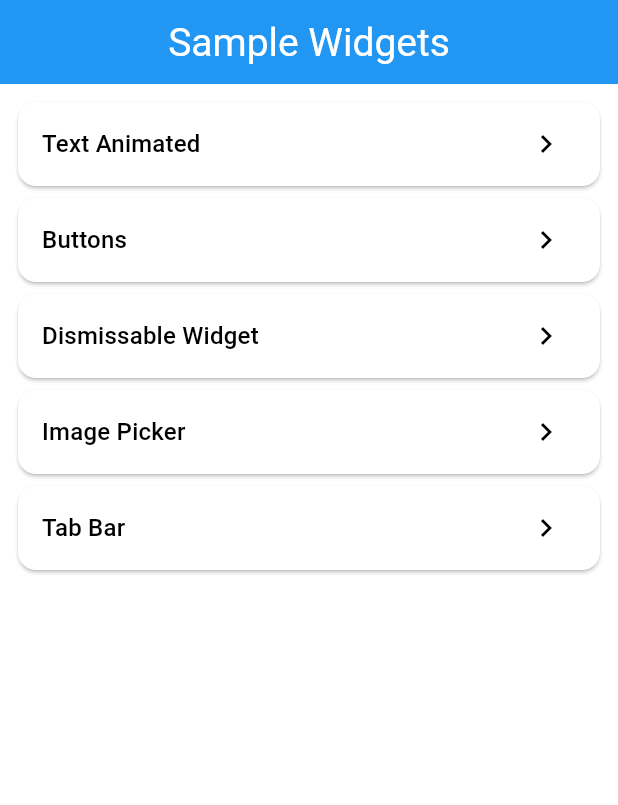
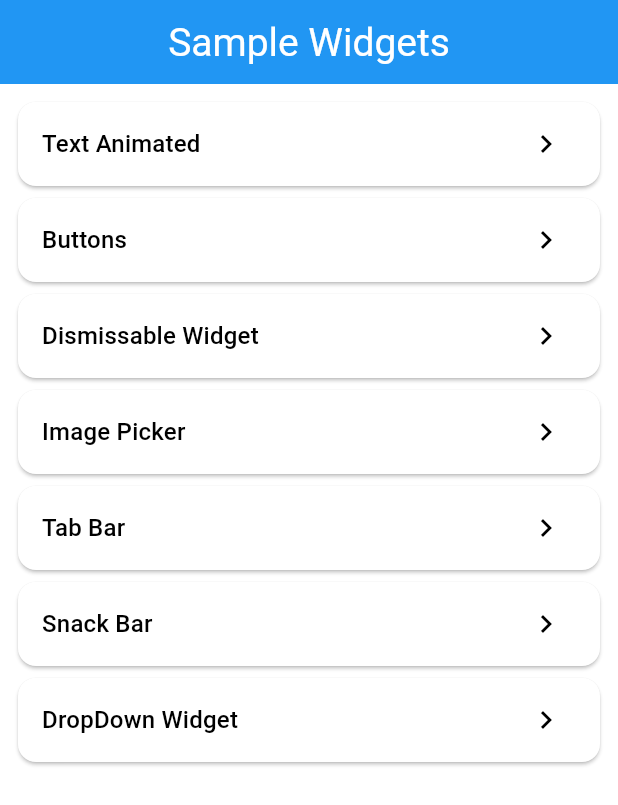
Before and after one commit to Akash006/flutter_portfolio, a Flutter app: the screen it shows after launch, on a phone screen of 412 x 824 dp. Shown: the top 805 px of the screen. Run offline on Flutter 3.47's test engine with Material 3 defaults, Android fonts, the phone set to English and light mode, and no system bars; our stand-ins replace animated_text_kit, go_router, image_picker; Roboto replaces fonts that are missing (Raleway).

Commit message:
Adding SnackBar and Dropdown Menu

```diff
--- a/lib/Routes/appRouteConfig.dart
+++ b/lib/Routes/appRouteConfig.dart
@@ -7,6 +7,8 @@ import 'package:flutter_portfolio/widgets/buttons.dart';
 import 'package:flutter_portfolio/widgets/dismissable.dart';
 import 'package:flutter_portfolio/widgets/imagePicker.dart';
 import 'package:flutter_portfolio/widgets/tabBar.dart';
+import 'package:flutter_portfolio/widgets/snackBar.dart';
+import 'package:flutter_portfolio/widgets/dropdown.dart';
 
 class MyAppRouter {
   GoRouter router = GoRouter(
@@ -41,6 +43,16 @@ class MyAppRouter {
         path: '/tabBarWidget',
         builder: (context, state) => const TabBarWidget(),
       ),
+      GoRoute(
+        name: MyAppRouteConstants.snackBarWidgetRouteName,
+        path: '/snackBarWidget',
+        builder: (context, state) => const MySnackBarWidget(),
+      ),
+      GoRoute(
+        name: MyAppRouteConstants.dropDownWidgetRouteName,
+        path: '/dropDownWidget',
+        builder: (context, state) => const DropdownMenuExample(),
+      ),
     ],
   );
 }
--- a/lib/Routes/appRouteConstants.dart
+++ b/lib/Routes/appRouteConstants.dart
@@ -5,4 +5,6 @@ class MyAppRouteConstants {
   static const String dismissableWidgetRouteName = 'dismissableWidget';
   static const String imagePickerWidgetRouteName = 'imagePickerWidget';
   static const String tabBarWidgetRouteName = 'tabBarWidget';
+  static const String snackBarWidgetRouteName = 'snackBarWidget';
+  static const String dropDownWidgetRouteName = 'dropDownWidget';
 }
--- a/lib/myThemeData.dart
+++ b/lib/myThemeData.dart
@@ -19,11 +19,11 @@ class MyThemeData {
         ),
         titleTextStyle: TextStyle(
           fontSize: 26,
-      )
-    ),
+        )),
 
     primarySwatch: Colors.blue, // Main color theme
-    visualDensity: VisualDensity.adaptivePlatformDensity, // Adjusts padding for different platforms
+    visualDensity: VisualDensity
+        .adaptivePlatformDensity, // Adjusts padding for different platforms
     fontFamily: 'Raleway', // Custom font family
 
     // Use ColorScheme to handle accent/secondary color instead of deprecated accentColor
@@ -34,25 +34,66 @@ class MyThemeData {
     textButtonTheme: TextButtonThemeData(
       style: TextButton.styleFrom(
         backgroundColor: Colors.blue, // Button background color
-        foregroundColor: Colors.white, // Button text color (use foregroundColor instead of primary)
+        foregroundColor: Colors
+            .white, // Button text color (use foregroundColor instead of primary)
       ),
     ),
 
     textTheme: const TextTheme(
-      displayLarge: TextStyle(fontSize: 28, color: Colors.black, fontWeight: FontWeight.w900), // Replaces headline1
-      displayMedium: TextStyle(fontSize: 24, color: Colors.black, fontWeight: FontWeight.w900), // Replaces headline2
-      displaySmall: TextStyle(fontSize: 20, color: Colors.black, fontWeight: FontWeight.w900), // Replaces headline3
-      headlineMedium: TextStyle(fontSize: 18, color: Colors.black, fontWeight: FontWeight.w700), // Replaces headline4
-      headlineSmall: TextStyle(fontSize: 16, color: Colors.black, fontWeight: FontWeight.w700), // Replaces headline5
-      titleLarge: TextStyle(fontSize: 14, color: Colors.black), // Replaces headline6
-      titleMedium: TextStyle(fontSize: 16, color: Colors.black), // Replaces subtitle1
-      titleSmall: TextStyle(fontSize: 16, color: Colors.black), // Replaces subtitle2
-      bodyLarge: TextStyle(fontSize: 16, color: Colors.black), // Replaces bodyText1
-      bodyMedium: TextStyle(fontSize: 14, color: Colors.black), // Replaces bodyText2
+      displayLarge: TextStyle(
+          fontSize: 28,
+          color: Colors.black,
+          fontWeight: FontWeight.w900), // Replaces headline1
+      displayMedium: TextStyle(
+          fontSize: 24,
+          color: Colors.black,
+          fontWeight: FontWeight.w900), // Replaces headline2
+      displaySmall: TextStyle(
+          fontSize: 20,
+          color: Colors.black,
+          fontWeight: FontWeight.w900), // Replaces headline3
+      headlineMedium: TextStyle(
+          fontSize: 18,
+          color: Colors.black,
+          fontWeight: FontWeight.w700), // Replaces headline4
+      headlineSmall: TextStyle(
+          fontSize: 16,
+          color: Colors.black,
+          fontWeight: FontWeight.w700), // Replaces headline5
+      titleLarge:
+          TextStyle(fontSize: 14, color: Colors.black), // Replaces headline6
+      titleMedium:
+          TextStyle(fontSize: 16, color: Colors.black), // Replaces subtitle1
+      titleSmall:
+          TextStyle(fontSize: 16, color: Colors.black), // Replaces subtitle2
+      bodyLarge:
+          TextStyle(fontSize: 16, color: Colors.black), // Replaces bodyText1
+      bodyMedium:
+          TextStyle(fontSize: 14, color: Colors.black), // Replaces bodyText2
     ),
 
     iconTheme: const IconThemeData(
       color: Colors.white, // Default icon color
     ),
+
+    snackBarTheme:
+        const SnackBarThemeData(
+            elevation: 8,
+            backgroundColor: Colors.pink,
+        ),
+
+    elevatedButtonTheme: ElevatedButtonThemeData(
+      style: ElevatedButton.styleFrom(
+        backgroundColor: Colors.white, // Button background color
+        elevation: 5, // Elevation of the button
+        padding: const EdgeInsets.symmetric(
+            horizontal: 20, vertical: 12), // Padding inside the button
+        shape: RoundedRectangleBorder(
+          borderRadius: BorderRadius.circular(12), // Rounded corners
+        ),
+        textStyle: const TextStyle(
+            fontSize: 18, fontWeight: FontWeight.bold), // Text style
+      ),
+    ),
   );
 }
--- a/lib/widgets/home.dart
+++ b/lib/widgets/home.dart
@@ -6,8 +6,8 @@ class HomeWidget extends StatelessWidget {
   HomeWidget({super.key});
 
   Map routeData = {
-    'widget': ["Text Animated", "Buttons", "Dismissable Widget", "Image Picker", "Tab Bar" ],
-    'widgetRouteName': ["animatedWidget", "buttonsWidget", "dismissableWidget", "imagePickerWidget", "tabBarWidget" ]
+    'widget': ["Text Animated", "Buttons", "Dismissable Widget", "Image Picker", "Tab Bar", "Snack Bar", "DropDown Widget"],
+    'widgetRouteName': ["animatedWidget", "buttonsWidget", "dismissableWidget", "imagePickerWidget", "tabBarWidget", "snackBarWidget", "dropDownWidget" ]
   };
 
   @override
```
Also changed, not shown: lib/widgets/dropdown.dart (added, +134 -0 lines), lib/widgets/snackBar.dart (added, +34 -0 lines). Lines whose indentation alone changed are shown as unchanged.
